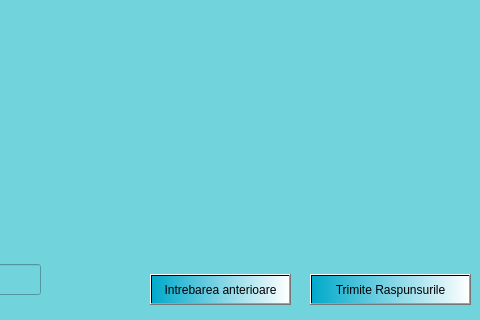
Above: Graphics/PA-Graphics/thirddialog.ui from rareseanu/proiect-pa before the change; both pictures show x 300 to 780 and y 236 to 556 of the 780 by 556 pixel window. Below: the same form after it.
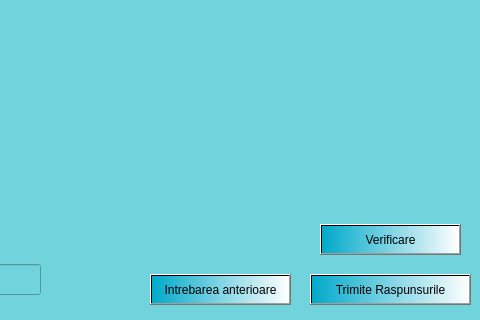
That is the form after the change.

Commit message: UPDATE:Created button for verification of all answers of a question

```diff
--- a/Graphics/PA-Graphics/thirddialog.ui
+++ b/Graphics/PA-Graphics/thirddialog.ui
@@ -149,6 +149,22 @@
     <string>Comentarii:</string>
    </property>
   </widget>
+  <widget class="QPushButton" name="pushButton_3">
+   <property name="geometry">
+    <rect>
+     <x>620</x>
+     <y>460</y>
+     <width>141</width>
+     <height>31</height>
+    </rect>
+   </property>
+   <property name="styleSheet">
+    <string notr="true">background-color:qlineargradient(spread:pad, x1:0, y1:0, x2:1, y2:0, stop:0 rgba(0, 169, 202, 255), stop:1 rgba(255, 255, 255, 255));</string>
+   </property>
+   <property name="text">
+    <string>Verificare</string>
+   </property>
+  </widget>
  </widget>
  <resources/>
  <connections/>
```
The commit also changes 11 other files.
